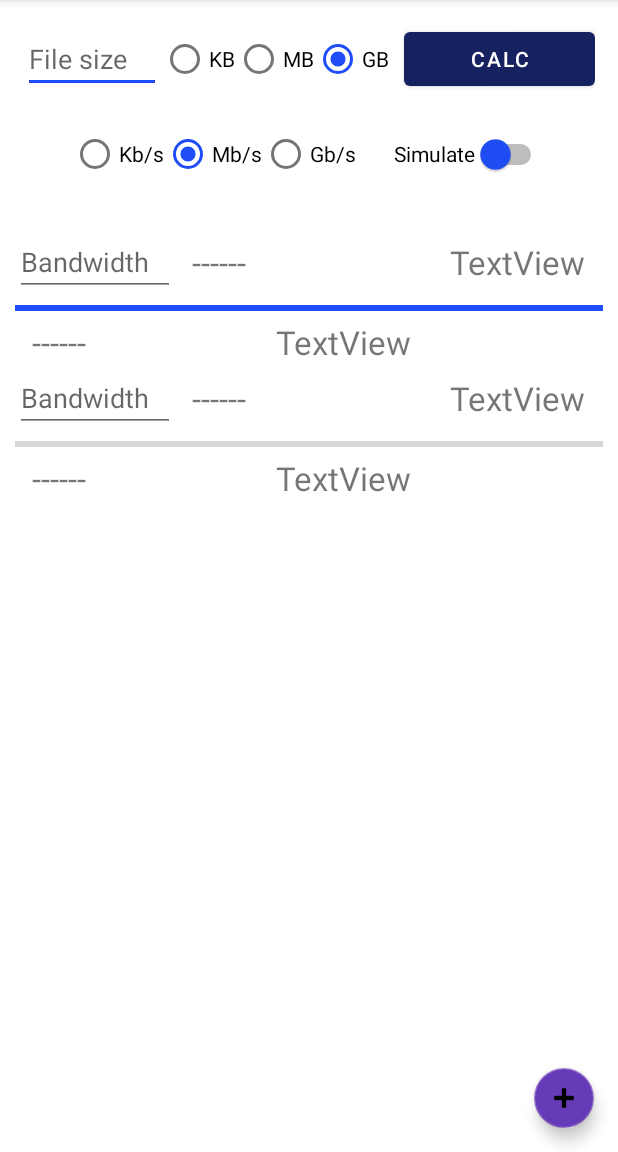
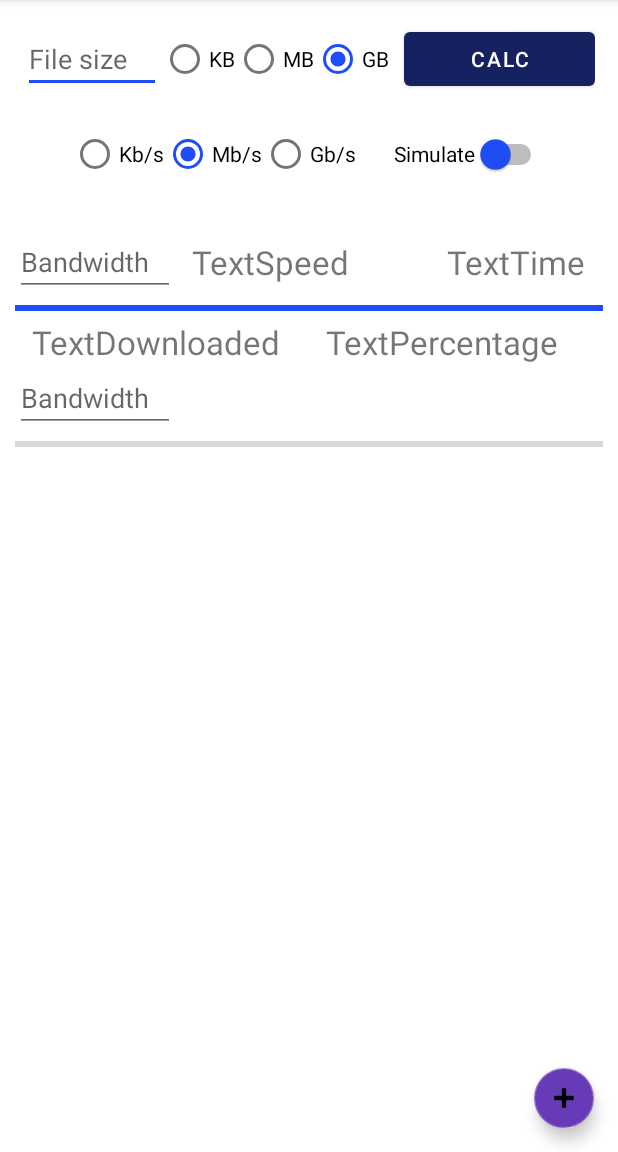
Before and after one commit to Rizzo1812/DownloadTimeCalculatorAndroid, an Android app: the screen it shows after launch (MainActivity), after a tap on an icon or button, on a phone screen of 412 x 824 dp, the part 84-1236 px from its top. Run offline under Robolectric (Android 15) with nearby library versions, the phone set to English and light mode, and no system bars.

Commit message:
Developed DownloadSimulator class

```diff
--- a/app/src/main/java/com/example/downloadtimecalculator/DownloadSimulator.java
+++ b/app/src/main/java/com/example/downloadtimecalculator/DownloadSimulator.java
@@ -1,10 +1,12 @@
 package com.example.downloadtimecalculator;
 
+import android.view.View;
 import android.widget.EditText;
 import android.widget.ProgressBar;
 import android.widget.TextView;
 
 public class DownloadSimulator {
+    View view;
     ProgressBar progressBar;
     EditText editTextBandwidth;
     TextView textSpeed;
@@ -12,7 +14,34 @@ public class DownloadSimulator {
     TextView textDownloaded;
     TextView textPercentage;
 
-    public DownloadSimulator(){
+    public DownloadSimulator(View view){
+        this.view = view;
+        this.progressBar = view.findViewById(R.id.progressBar);
+        this.editTextBandwidth = view.findViewById(R.id.editTextBandwidth);
+        this.textSpeed = view.findViewById(R.id.textSpeed);
+        this.textTime = view.findViewById(R.id.textTime);
+        this.textDownloaded = view.findViewById(R.id.textDownloaded);
+        this.textPercentage = view.findViewById(R.id.textPercentage);
+        this.reset();
+    }
 
+    public void reset(){
+        progressBar.setProgress(0);
+        editTextBandwidth.setText("");
+        textSpeed.setText("");
+        textTime.setText("");
+        textDownloaded.setText("");
+        textPercentage.setText("");
     }
+
+    public float calcDownloadTime(){
+        //TODO
+        return 0;
+    }
+
+    public void simulate(){
+        //TODO
+    }
+
+
 }
--- a/app/src/main/java/com/example/downloadtimecalculator/MainActivity.java
+++ b/app/src/main/java/com/example/downloadtimecalculator/MainActivity.java
@@ -10,11 +10,12 @@ import android.widget.ProgressBar;
 import android.widget.Toast;
 
 import java.util.ArrayList;
+import java.util.LinkedList;
 
 public class MainActivity extends AppCompatActivity {
 
     LinearLayout layout;
-    ArrayList<View> listOfViews = new ArrayList<>();
+    ArrayList<DownloadSimulator> listOfDownloadSimulators = new ArrayList<>();
 
     @Override
     protected void onCreate(Bundle savedInstanceState) {
@@ -39,10 +40,6 @@ public class MainActivity extends AppCompatActivity {
 
             public void onFinish() {
                 progressBar.setProgress(100);
-                ProgressBar pb = listOfViews.get(0).findViewById(R.id.progressBar);
-                pb.setProgress(0);
-                pb = listOfViews.get(1).findViewById(R.id.progressBar);
-                pb.setProgress(0);
             }
         };
 
@@ -53,11 +50,9 @@ public class MainActivity extends AppCompatActivity {
 
 
     public void addNewDownloader(){
-        View view = getLayoutInflater().inflate(R.layout.download_simulator, null);
-        layout.addView(view);
-        ProgressBar progressBar = (ProgressBar) view.findViewById(R.id.progressBar);
-        progressBar.setProgress(100);
-        listOfViews.add(view);
+        View newDownloaderView = getLayoutInflater().inflate(R.layout.download_simulator, null);
+        layout.addView(newDownloaderView);
+        listOfDownloadSimulators.add(new DownloadSimulator(newDownloaderView));
     }
 
     public void onBtnAddClick(View view) {
--- a/app/src/main/res/layout/activity_main.xml
+++ b/app/src/main/res/layout/activity_main.xml
@@ -148,7 +148,7 @@
             android:layout_width="wrap_content"
             android:layout_height="wrap_content"
             android:layout_marginLeft="5pt"
-            android:text="------"
+            android:text="TextSpeed"
             android:textSize="10pt"/>
 
         <Space
@@ -161,7 +161,7 @@
         android:layout_width="wrap_content"
         android:layout_height="wrap_content" android:textSize="10pt"
         android:layout_marginRight="5pt"
-        android:text="TextView" />
+        android:text="TextTime" />
 
 
     </LinearLayout>
@@ -191,7 +191,7 @@
             android:layout_width="wrap_content"
             android:layout_height="wrap_content"
             android:layout_marginLeft="5pt"
-            android:text="------"
+            android:text="TextDownloaded"
             android:textSize="10pt"/>
 
         <Space
@@ -203,7 +203,7 @@
             android:id="@+id/textPercentage1"
             android:layout_width="wrap_content"
             android:layout_height="wrap_content" android:textSize="10pt"
-            android:text="TextView" />
+            android:text="TextPercentage" />
 
         <Space
             android:layout_width="0dp"
```
